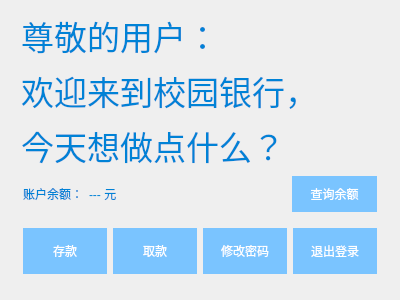
sumikkys/ATM-Simulator, file mainwidget.ui: the form before one commit.
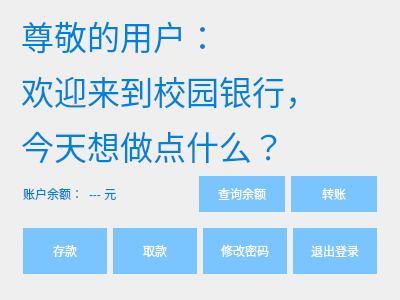
The form after the commit.

Commit message: 添加转账功能

```diff
--- a/mainwidget.ui
+++ b/mainwidget.ui
@@ -73,7 +73,7 @@
     </layout>
    </item>
    <item>
-    <layout class="QHBoxLayout" name="horizontalLayout_2" stretch="1,7,3">
+    <layout class="QHBoxLayout" name="horizontalLayout_2" stretch="1,6,5,5">
      <property name="leftMargin">
       <number>12</number>
      </property>
@@ -107,6 +107,19 @@
        </property>
       </widget>
      </item>
+     <item>
+      <widget class="QPushButton" name="pushButton">
+       <property name="sizePolicy">
+        <sizepolicy hsizetype="Minimum" vsizetype="Minimum">
+         <horstretch>0</horstretch>
+         <verstretch>0</verstretch>
+        </sizepolicy>
+       </property>
+       <property name="text">
+        <string>    转账    </string>
+       </property>
+      </widget>
+     </item>
     </layout>
    </item>
    <item>
```
The commit also changes 23 other files.
